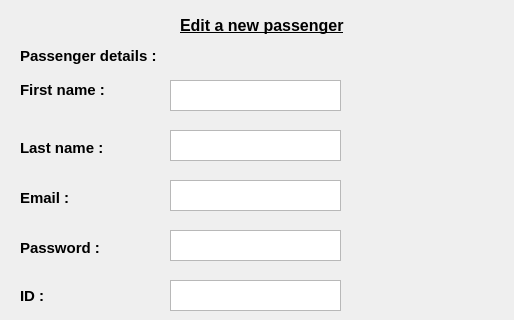
Abdelrahman-Shorim/FlightApp, file editnewpassenger.ui: the form before one commit; both pictures show x 0 to 514 and y 0 to 320 of the 514 by 571 pixel window.
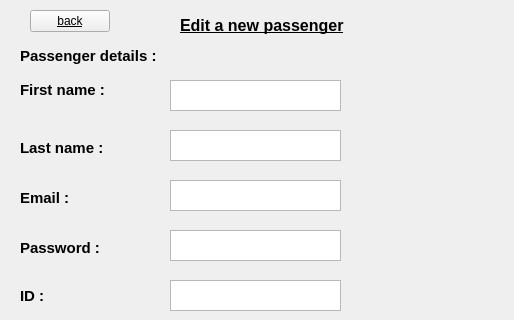
The form after the commit.

Diff of the .ui file:
```diff
--- a/editnewpassenger.ui
+++ b/editnewpassenger.ui
@@ -387,6 +387,19 @@
     <string>Delete </string>
    </property>
   </widget>
+  <widget class="QPushButton" name="backtousermain">
+   <property name="geometry">
+    <rect>
+     <x>30</x>
+     <y>10</y>
+     <width>80</width>
+     <height>22</height>
+    </rect>
+   </property>
+   <property name="text">
+    <string>back</string>
+   </property>
+  </widget>
  </widget>
  <resources/>
  <connections/>
```
Left out of the diff: 2 changed lines with no effect on the pictures.
